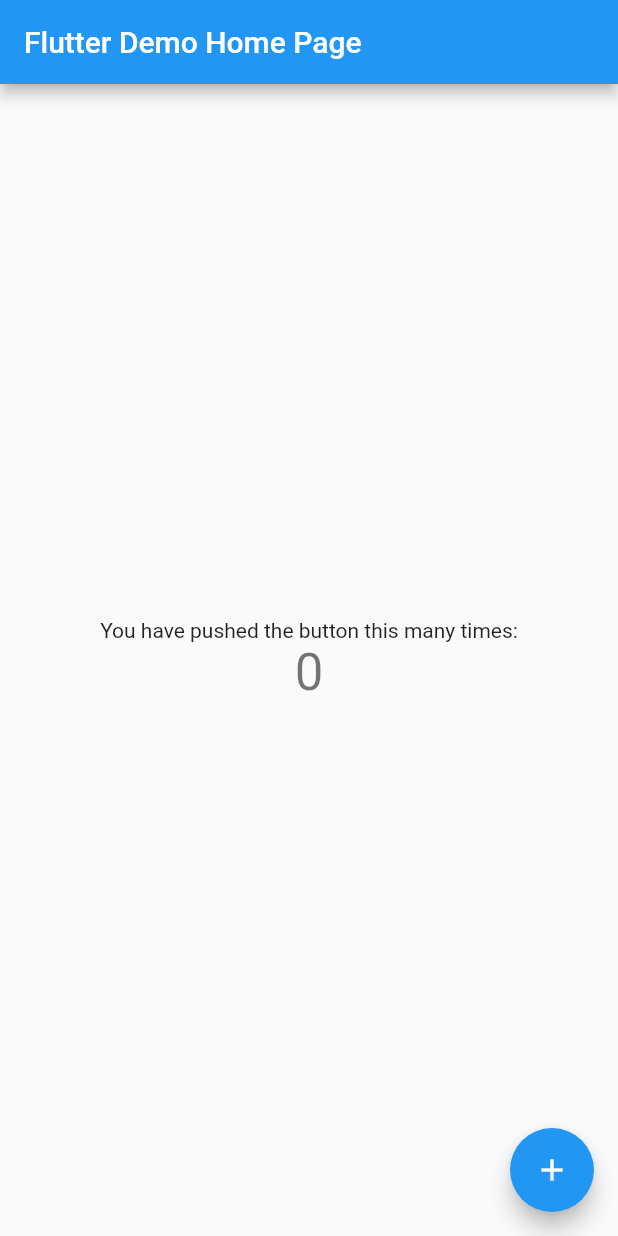
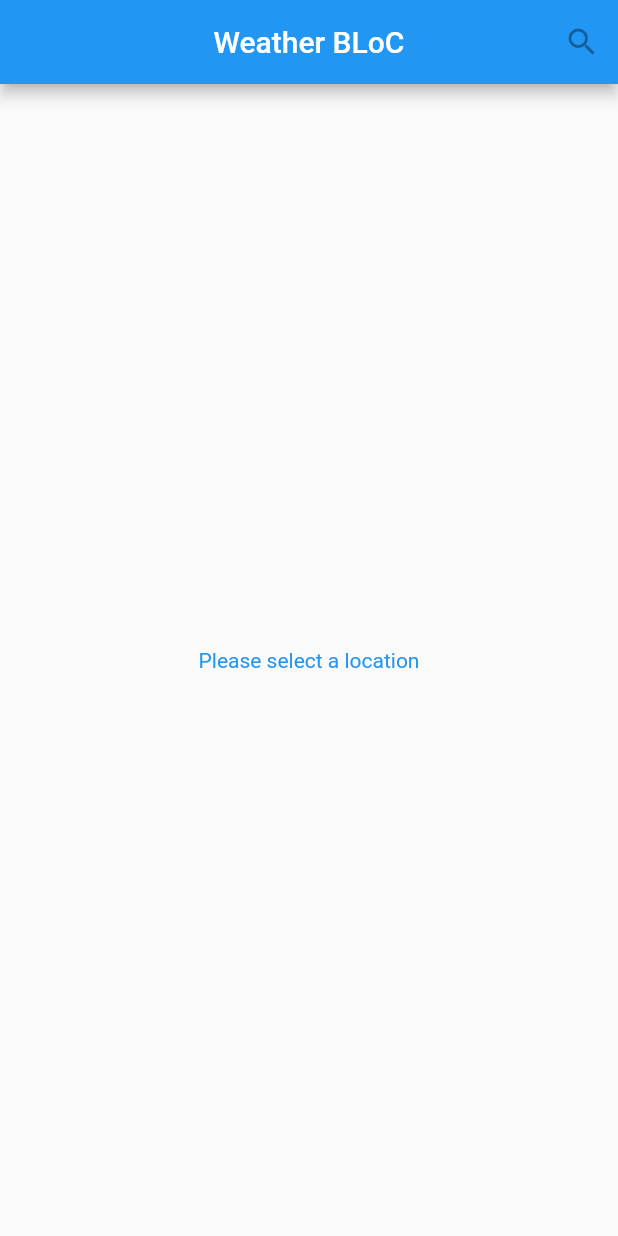
Before and after one commit to FabianVarela/weather_bloc, a Flutter app: the screen it shows after launch, on a phone screen of 412 x 824 dp. Run offline on Flutter 3.47's test engine with Material 2 defaults, Android fonts, the phone set to English and light mode, and no system bars; our stand-ins replace rxdart; network calls fail.

Commit message:
Implement the UI and adding "DI" to repository and client

```diff
--- /dev/null
+++ b/lib/bloc/base_bloc.dart
@@ -0,0 +1,3 @@
+abstract class BaseBloc {
+  void dispose();
+}
--- /dev/null
+++ b/lib/bloc/weather_bloc.dart
@@ -0,0 +1,33 @@
+import 'package:meta/meta.dart';
+import 'package:rxdart/rxdart.dart';
+import 'package:weather_bloc/bloc/base_bloc.dart';
+import 'package:weather_bloc/model/weather.dart';
+import 'package:weather_bloc/repository/weather_repository.dart';
+
+class WeatherBloc implements BaseBloc {
+  final WeatherRepository weatherRepository;
+
+  final _weatherFetcher = PublishSubject<Weather>();
+  final _loading = PublishSubject<bool>();
+
+  WeatherBloc({@required this.weatherRepository});
+
+  Observable<Weather> get weather => _weatherFetcher.stream;
+
+  Observable<bool> get isLoading => _loading.stream;
+
+  fetchWeather(String city) async {
+    _loading.sink.add(true);
+
+    Weather currentWeather = await weatherRepository.getWeather(city);
+    _weatherFetcher.sink.add(currentWeather);
+
+    _loading.sink.add(false);
+  }
+
+  @override
+  void dispose() {
+    _weatherFetcher.close();
+    _loading.close();
+  }
+}
--- a/lib/main.dart
+++ b/lib/main.dart
@@ -1,62 +1,29 @@
 import 'package:flutter/material.dart';
+import 'package:http/http.dart';
+import 'package:weather_bloc/client/weather_client.dart';
+import 'package:weather_bloc/repository/weather_repository.dart';
+import 'package:weather_bloc/ui/weather_ui.dart';
 
-void main() => runApp(MyApp());
+void main() {
+  final WeatherRepository weatherRepository = WeatherRepository(
+    weatherClient: WeatherClient(
+      httpClient: Client(),
+    ),
+  );
+
+  runApp(MyApp(weatherRepository: weatherRepository));
+}
 
 class MyApp extends StatelessWidget {
+  final WeatherRepository weatherRepository;
+
+  MyApp({Key key, @required this.weatherRepository}) : super(key: key);
+
   @override
   Widget build(BuildContext context) {
     return MaterialApp(
-      title: 'Flutter Demo',
-      theme: ThemeData(
-        primarySwatch: Colors.blue,
-      ),
-      home: MyHomePage(title: 'Flutter Demo Home Page'),
-    );
-  }
-}
-
-class MyHomePage extends StatefulWidget {
-  MyHomePage({Key key, this.title}) : super(key: key);
-
-  final String title;
-
-  @override
-  _MyHomePageState createState() => _MyHomePageState();
-}
-
-class _MyHomePageState extends State<MyHomePage> {
-  int _counter = 0;
-
-  void _incrementCounter() {
-    setState(() {
-      _counter++;
-    });
-  }
-
-  @override
-  Widget build(BuildContext context) {
-    return Scaffold(
-      appBar: AppBar(
-        title: Text(widget.title),
-      ),
-      body: Center(
-        child: Column(
-          mainAxisAlignment: MainAxisAlignment.center,
-          children: <Widget>[
-            Text(
-              'You have pushed the button this many times:',
-            ),
-            Text(
-              '$_counter',
-              style: Theme.of(context).textTheme.display1,
-            ),
-          ],
-        ),
-      ),
-      floatingActionButton: FloatingActionButton(
-        onPressed: _incrementCounter,
-        tooltip: 'Increment',
-        child: Icon(Icons.add),
+      home: WeatherUI(
+        weatherRepository: weatherRepository,
       ),
     );
   }
--- /dev/null
+++ b/lib/ui/weather_ui.dart
@@ -0,0 +1,222 @@
+import 'package:flutter/material.dart';
+import 'package:weather_bloc/bloc/weather_bloc.dart';
+import 'package:weather_bloc/model/weather.dart';
+import 'package:weather_bloc/repository/weather_repository.dart';
+
+class WeatherUI extends StatefulWidget {
+  final WeatherRepository weatherRepository;
+
+  WeatherUI({Key key, @required this.weatherRepository}) : super(key: key);
+
+  @override
+  _WeatherUIState createState() => _WeatherUIState();
+}
+
+class _WeatherUIState extends State<WeatherUI> {
+  WeatherBloc _weatherBloc;
+
+  @override
+  void initState() {
+    super.initState();
+    _weatherBloc = WeatherBloc(weatherRepository: widget.weatherRepository);
+    _weatherBloc.fetchWeather("london");
+  }
+
+  @override
+  Widget build(BuildContext context) {
+    return Scaffold(
+      appBar: AppBar(
+        title: Text("Weather BLoC"),
+        centerTitle: true,
+        actions: <Widget>[
+          IconButton(
+            icon: Icon(Icons.search),
+            onPressed: null,
+          )
+        ],
+      ),
+      body: Stack(
+        children: <Widget>[
+          Center(
+            child: StreamBuilder(
+              stream: _weatherBloc.weather,
+              builder: (context, AsyncSnapshot<Weather> snapshot) {
+                if (snapshot.hasData) {
+                  return _buildData(snapshot.data);
+                } else if (snapshot.hasError) {
+                  return Text(
+                    "Something went wrong",
+                    style: TextStyle(color: Colors.red),
+                  );
+                } else {
+                  return Text(
+                    "Please select a location",
+                    style: TextStyle(color: Colors.blue),
+                  );
+                }
+              },
+            ),
+          ),
+          StreamBuilder<bool>(
+            stream: _weatherBloc.isLoading,
+            builder: (context, snapshot) {
+              if (snapshot.hasData && snapshot.data) {
+                return Container(
+                  height: MediaQuery.of(context).size.height,
+                  color: Colors.grey.withOpacity(.7),
+                  child: Center(
+                    child: CircularProgressIndicator(
+                      backgroundColor: Colors.green,
+                    ),
+                  ),
+                );
+              } else {
+                return Container();
+              }
+            },
+          )
+        ],
+      ),
+    );
+  }
+
+  Widget _buildData(Weather weather) {
+    return ListView(
+      children: <Widget>[
+        Padding(
+          padding: EdgeInsets.only(top: 100),
+          child: _getLocation(weather.location),
+        ),
+        Center(
+          child: _getLastUpdate(weather.lastUpdated),
+        ),
+        Padding(
+          padding: EdgeInsets.symmetric(vertical: 50),
+          child: Center(
+            child: Column(
+              children: <Widget>[
+                Row(
+                  mainAxisAlignment: MainAxisAlignment.center,
+                  children: <Widget>[
+                    Padding(
+                      padding: EdgeInsets.all(20),
+                      child: _getImageCondition(weather.condition),
+                    ),
+                    Padding(
+                      padding: EdgeInsets.all(20),
+                      child: Row(
+                        children: _getTemperature(
+                            weather.temp, weather.maxTemp, weather.minTemp),
+                      ),
+                    ),
+                  ],
+                ),
+                Center(
+                  child: Text(
+                    weather.formattedCondition,
+                    style: TextStyle(
+                      fontSize: 30,
+                      fontWeight: FontWeight.w200,
+                      color: Colors.black,
+                    ),
+                  ),
+                ),
+              ],
+            ),
+          ),
+        ),
+      ],
+    );
+  }
+
+  Widget _getLocation(String location) {
+    return Center(
+      child: Text(
+        location,
+        style: TextStyle(
+          fontSize: 30,
+          fontWeight: FontWeight.bold,
+          color: Colors.black,
+        ),
+      ),
+    );
+  }
+
+  Widget _getLastUpdate(DateTime lastUpdate) {
+    return Text(
+      'Updated: ${TimeOfDay.fromDateTime(lastUpdate).format(context)}',
+      style: TextStyle(
+        fontSize: 18,
+        fontWeight: FontWeight.w200,
+        color: Colors.black,
+      ),
+    );
+  }
+
+  Image _getImageCondition(WeatherCondition condition) {
+    switch (condition) {
+      case WeatherCondition.clear:
+      case WeatherCondition.lightCloud:
+        return Image.asset('assets/clear.png');
+      case WeatherCondition.hail:
+      case WeatherCondition.snow:
+      case WeatherCondition.sleet:
+        return Image.asset('assets/snow.png');
+      case WeatherCondition.heavyCloud:
+        return Image.asset('assets/cloudy.png');
+      case WeatherCondition.heavyRain:
+      case WeatherCondition.lightRain:
+      case WeatherCondition.showers:
+        return Image.asset('assets/rainy.png');
+      case WeatherCondition.thunderstorm:
+        return Image.asset('assets/thunderstorm.png');
+      case WeatherCondition.unknown:
+      default:
+        return Image.asset('assets/clear.png');
+    }
+  }
+
+  List<Widget> _getTemperature(double current, double max, double min) {
+    return <Widget>[
+      Padding(
+        padding: EdgeInsets.only(right: 20),
+        child: Text(
+          "${_formatTemperature(current)}°",
+          style: TextStyle(
+            fontSize: 32,
+            fontWeight: FontWeight.w600,
+            color: Colors.black,
+          ),
+        ),
+      ),
+      Column(
+        children: [
+          Text(
+            'max: ${_formatTemperature(max)}°',
+            style: TextStyle(
+              fontSize: 16,
+              fontWeight: FontWeight.w100,
+              color: Colors.black,
+            ),
+          ),
+          Text(
+            'min: ${_formatTemperature(min)}°',
+            style: TextStyle(
+              fontSize: 16,
+              fontWeight: FontWeight.w100,
+              color: Colors.black,
+            ),
+          )
+        ],
+      )
+    ];
+  }
+
+  int _formatTemperature(double value) => value.round();
+
+  @override
+  void dispose() {
+    _weatherBloc.dispose();
+    super.dispose();
+  }
+}
```
